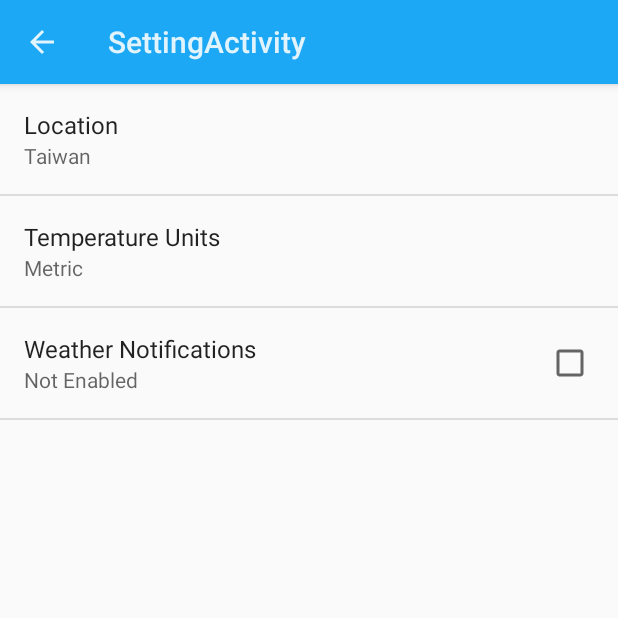
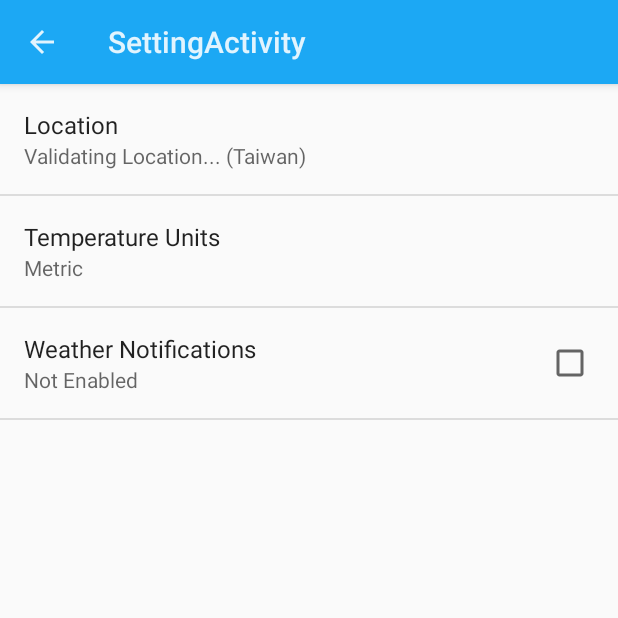
Before and after one commit to Kerry50407/SunshineApp, an Android app: the SettingActivity screen opened directly, with no data from a screen before it, after a tap on "Weather Notifications", on a phone screen of 412 x 824 dp, the top half of it. Run offline under Robolectric (Android 15) with nearby library versions, the phone set to English and light mode, and no system bars.

Commit message:
Show the location status in setting activity

```diff
--- a/app/src/main/java/com/example/android/sunshine/app/SettingActivity.java
+++ b/app/src/main/java/com/example/android/sunshine/app/SettingActivity.java
@@ -2,6 +2,7 @@ package com.example.android.sunshine.app;
 
 import android.annotation.TargetApi;
 import android.content.Intent;
+import android.content.SharedPreferences;
 import android.os.Build;
 import android.os.Bundle;
 import android.preference.ListPreference;
@@ -9,7 +10,10 @@ import android.preference.Preference;
 import android.preference.PreferenceActivity;
 import android.preference.PreferenceManager;
 
-public class SettingActivity extends PreferenceActivity implements Preference.OnPreferenceChangeListener {
+import com.example.android.sunshine.app.data.WeatherContract;
+import com.example.android.sunshine.app.sync.SunshineSyncAdapter;
+
+public class SettingActivity extends PreferenceActivity implements Preference.OnPreferenceChangeListener, SharedPreferences.OnSharedPreferenceChangeListener {
 
     @Override
     protected void onCreate(Bundle savedInstanceState) {
@@ -19,6 +23,20 @@ public class SettingActivity extends PreferenceActivity implements Preference.On
         bindPreferenceSummaryToValue(findPreference(getString(R.string.pref_units_key)));
     }
 
+    @Override
+    protected void onResume() {
+        SharedPreferences sp = PreferenceManager.getDefaultSharedPreferences(this);
+        sp.registerOnSharedPreferenceChangeListener(this);
+        super.onResume();
+    }
+
+    @Override
+    protected void onPause() {
+        SharedPreferences sp = PreferenceManager.getDefaultSharedPreferences(this);
+        sp.unregisterOnSharedPreferenceChangeListener(this);
+        super.onPause();
+    }
+
     private void bindPreferenceSummaryToValue(Preference preference) {
         preference.setOnPreferenceChangeListener(this);
         setPreferenceSummary(preference, PreferenceManager.getDefaultSharedPreferences(preference.getContext()).getString(preference.getKey(), ""));
@@ -26,6 +44,7 @@ public class SettingActivity extends PreferenceActivity implements Preference.On
 
     private void setPreferenceSummary(Preference preference, Object value) {
         String stringValue = value.toString();
+        String key = preference.getKey();
 
         if(preference instanceof ListPreference) {
             // For list preferences, look up the correct display value in
@@ -33,9 +52,24 @@ public class SettingActivity extends PreferenceActivity implements Preference.On
             ListPreference listPreference = (ListPreference) preference;
             int prefIndex = listPreference.findIndexOfValue(stringValue);
 
-            if(prefIndex >= 0) {
+            if (prefIndex >= 0) {
                 // For other preferences, set the summary to the value's simple string representation.
                 preference.setSummary(listPreference.getEntries()[prefIndex]);
+            }
+        } else if (key.equals(getString(R.string.pref_location_key))) {
+            @SunshineSyncAdapter.LocationStatus int location = Utility.getLocationStatus(this);
+            switch(location) {
+                case SunshineSyncAdapter.LOCATION_STATUS_OK:
+                    preference.setSummary(stringValue);
+                    break;
+                case SunshineSyncAdapter.LOCATION_STATUS_UNKNOWN:
+                    preference.setSummary(getString(R.string.pref_location_unknown_description, value.toString()));
+                    break;
+                case SunshineSyncAdapter.LOCATION_STATUS_INVALID:
+                    preference.setSummary(getString(R.string.pref_location_error_description, value.toString()));
+                    break;
+                default:
+
             }
         } else {
             preference.setSummary(stringValue);
@@ -52,4 +86,19 @@ public class SettingActivity extends PreferenceActivity implements Preference.On
     public Intent getParentActivityIntent() {
         return super.getParentActivityIntent().addFlags(Intent.FLAG_ACTIVITY_CLEAR_TOP);
     }
+
+    // This gets called after the preference is changed, which is important because we
+    // start our synchronization here
+    @Override
+    public void onSharedPreferenceChanged(SharedPreferences sharedPreferences, String key) {
+        if(key.equals(getString(R.string.pref_location_key))) {
+            Utility.resetLocationStatus(this);
+            SunshineSyncAdapter.syncImmediately(this);
+        } else if(key.equals(getString(R.string.pref_units_key))) {
+            getContentResolver().notifyChange(WeatherContract.WeatherEntry.CONTENT_URI, null);
+        } else if(key.equals(getString(R.string.pref_location_status_key))) {
+            Preference locationPreference = findPreference(getString(R.string.pref_location_key));
+            bindPreferenceSummaryToValue(locationPreference);
+        }
+    }
 }
--- a/app/src/main/res/values/strings.xml
+++ b/app/src/main/res/values/strings.xml
@@ -13,6 +13,10 @@
     <string name="pref_location_key" translatable="false">location</string>
     <string name="pref_location_status_key" translatable="false">loc-status</string>
     <string name="pref_location_default" translatable="false">Taiwan</string>
+
+    <!-- Strings used when displaying the state of the Location in settings -->
+    <string name="pref_location_error_description">Invalid Location (<xliff:g id="location_setting">%1$s</xliff:g>)"</string>
+    <string name="pref_location_unknown_description">Validating Location... (<xliff:g id="location_setting">%1$s</xliff:g>)"</string>
 
     <!-- Strings related to Notification Enabled preference -->
     <string name="pref_enable_notifications_key" translatable="false">enable_notifications</string>
```
